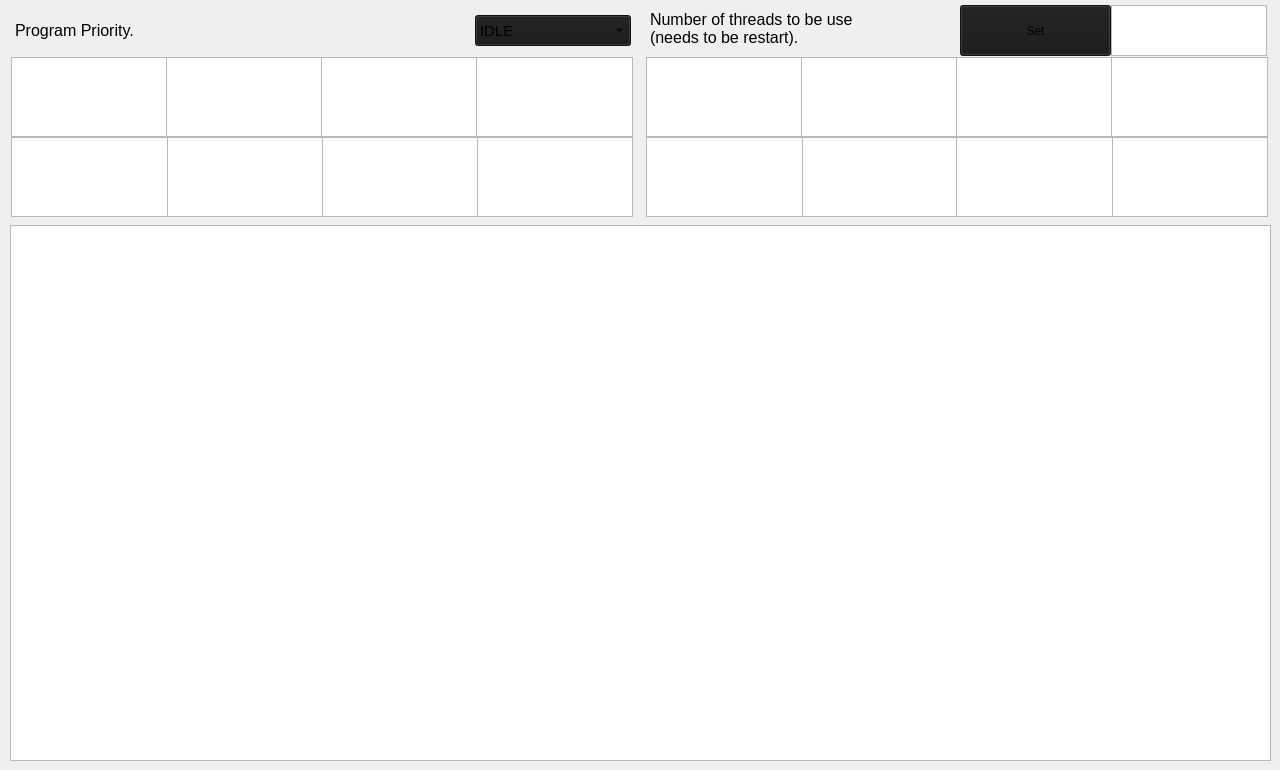
This is widget.ui in YukiWorks432/Mersenne-Prime as Qt 5 draws it before an edit. The edited form follows.
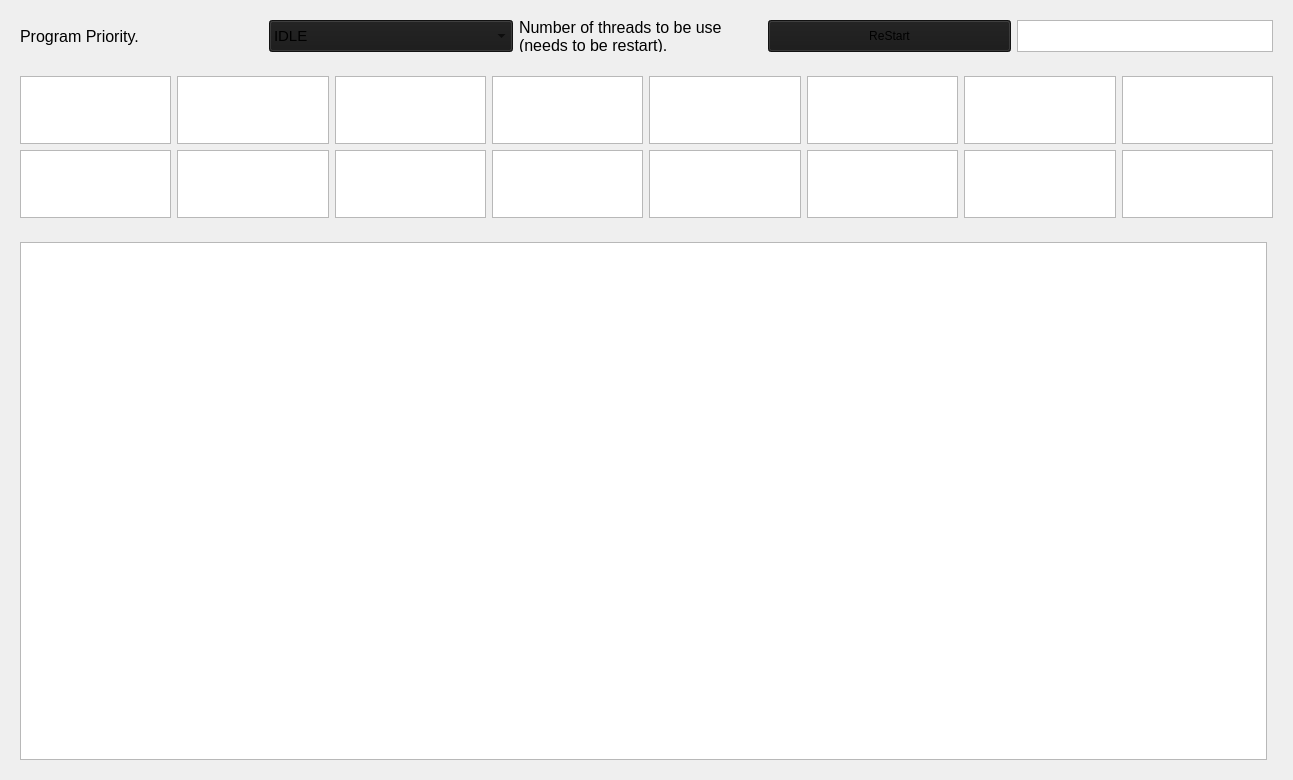
This is the edited form.

Commit message: GUIの改良

```diff
--- a/widget.ui
+++ b/widget.ui
@@ -13,96 +13,87 @@
     <height>770</height>
    </rect>
   </property>
+  <property name="sizePolicy">
+   <sizepolicy hsizetype="Expanding" vsizetype="Expanding">
+    <horstretch>0</horstretch>
+    <verstretch>0</verstretch>
+   </sizepolicy>
+  </property>
   <property name="windowTitle">
    <string>Mersenne Prime</string>
   </property>
   <property name="styleSheet">
    <string notr="true">QScrollBar {height:0px; width:0px;}</string>
   </property>
+  <layout class="QGridLayout" name="gridLayout">
+   <item row="1" column="0" rowspan="2" colspan="2">
+    <widget class="QWidget" name="monitor" native="true">
+     <property name="sizePolicy">
+      <sizepolicy hsizetype="Minimum" vsizetype="Minimum">
+       <horstretch>0</horstretch>
+       <verstretch>0</verstretch>
+      </sizepolicy>
+     </property>
+     <property name="minimumSize">
+      <size>
+       <width>1265</width>
+       <height>160</height>
+      </size>
+     </property>
+     <property name="maximumSize">
+      <size>
+       <width>16777215</width>
+       <height>160</height>
+      </size>
+     </property>
+     <layout class="QGridLayout" name="gridLayout_2">
+      <item row="0" column="0">
   <widget class="QTextEdit" name="Th_1">
-   <property name="geometry">
-    <rect>
-     <x>11</x>
-     <y>57</y>
-     <width>157</width>
-     <height>80</height>
-    </rect>
-   </property>
-   <property name="minimumSize">
-    <size>
-     <width>20</width>
-     <height>20</height>
-    </size>
-   </property>
-   <property name="maximumSize">
-    <size>
-     <width>157</width>
-     <height>80</height>
-    </size>
-   </property>
-   <property name="font">
-    <font>
-     <pointsize>9</pointsize>
-    </font>
-   </property>
-   <property name="readOnly">
-    <bool>true</bool>
-   </property>
-  </widget>
-  <widget class="QTextEdit" name="LOG">
-   <property name="geometry">
-    <rect>
-     <x>10</x>
-     <y>225</y>
-     <width>1261</width>
-     <height>536</height>
-    </rect>
-   </property>
    <property name="sizePolicy">
-    <sizepolicy hsizetype="Expanding" vsizetype="Expanding">
+         <sizepolicy hsizetype="Minimum" vsizetype="Minimum">
      <horstretch>0</horstretch>
      <verstretch>0</verstretch>
     </sizepolicy>
    </property>
    <property name="minimumSize">
     <size>
-     <width>20</width>
+          <width>150</width>
      <height>20</height>
     </size>
    </property>
    <property name="maximumSize">
     <size>
-     <width>16777215</width>
-     <height>16777215</height>
+          <width>210</width>
+          <height>80</height>
     </size>
    </property>
    <property name="font">
     <font>
-     <pointsize>8</pointsize>
+          <pointsize>9</pointsize>
     </font>
    </property>
    <property name="readOnly">
     <bool>true</bool>
    </property>
   </widget>
+      </item>
+      <item row="0" column="1">
   <widget class="QTextEdit" name="Th_2">
-   <property name="geometry">
-    <rect>
-     <x>166</x>
-     <y>57</y>
-     <width>157</width>
-     <height>80</height>
-    </rect>
+        <property name="sizePolicy">
+         <sizepolicy hsizetype="Minimum" vsizetype="Minimum">
+          <horstretch>0</horstretch>
+          <verstretch>0</verstretch>
+         </sizepolicy>
    </property>
    <property name="minimumSize">
     <size>
-     <width>20</width>
+          <width>150</width>
      <height>20</height>
     </size>
    </property>
    <property name="maximumSize">
     <size>
-     <width>157</width>
+          <width>210</width>
      <height>80</height>
     </size>
    </property>
@@ -115,24 +106,24 @@
     <bool>true</bool>
    </property>
   </widget>
+      </item>
+      <item row="0" column="2">
   <widget class="QTextEdit" name="Th_3">
-   <property name="geometry">
-    <rect>
-     <x>321</x>
-     <y>57</y>
-     <width>157</width>
-     <height>80</height>
-    </rect>
+        <property name="sizePolicy">
+         <sizepolicy hsizetype="Minimum" vsizetype="Minimum">
+          <horstretch>0</horstretch>
+          <verstretch>0</verstretch>
+         </sizepolicy>
    </property>
    <property name="minimumSize">
     <size>
-     <width>20</width>
+          <width>150</width>
      <height>20</height>
     </size>
    </property>
    <property name="maximumSize">
     <size>
-     <width>157</width>
+          <width>210</width>
      <height>80</height>
     </size>
    </property>
@@ -145,24 +136,24 @@
     <bool>true</bool>
    </property>
   </widget>
+      </item>
+      <item row="0" column="3">
   <widget class="QTextEdit" name="Th_4">
-   <property name="geometry">
-    <rect>
-     <x>476</x>
-     <y>57</y>
-     <width>157</width>
-     <height>80</height>
-    </rect>
+        <property name="sizePolicy">
+         <sizepolicy hsizetype="Minimum" vsizetype="Minimum">
+          <horstretch>0</horstretch>
+          <verstretch>0</verstretch>
+         </sizepolicy>
    </property>
    <property name="minimumSize">
     <size>
-     <width>20</width>
+          <width>150</width>
      <height>20</height>
     </size>
    </property>
    <property name="maximumSize">
     <size>
-     <width>157</width>
+          <width>210</width>
      <height>80</height>
     </size>
    </property>
@@ -175,24 +166,24 @@
     <bool>true</bool>
    </property>
   </widget>
+      </item>
+      <item row="0" column="4">
   <widget class="QTextEdit" name="Th_5">
-   <property name="geometry">
-    <rect>
-     <x>646</x>
-     <y>57</y>
-     <width>157</width>
-     <height>80</height>
-    </rect>
+        <property name="sizePolicy">
+         <sizepolicy hsizetype="Minimum" vsizetype="Minimum">
+          <horstretch>0</horstretch>
+          <verstretch>0</verstretch>
+         </sizepolicy>
    </property>
    <property name="minimumSize">
     <size>
-     <width>20</width>
+          <width>150</width>
      <height>20</height>
     </size>
    </property>
    <property name="maximumSize">
     <size>
-     <width>157</width>
+          <width>210</width>
      <height>80</height>
     </size>
    </property>
@@ -205,24 +196,24 @@
     <bool>true</bool>
    </property>
   </widget>
+      </item>
+      <item row="0" column="5">
   <widget class="QTextEdit" name="Th_6">
-   <property name="geometry">
-    <rect>
-     <x>801</x>
-     <y>57</y>
-     <width>157</width>
-     <height>80</height>
-    </rect>
+        <property name="sizePolicy">
+         <sizepolicy hsizetype="Minimum" vsizetype="Minimum">
+          <horstretch>0</horstretch>
+          <verstretch>0</verstretch>
+         </sizepolicy>
    </property>
    <property name="minimumSize">
     <size>
-     <width>20</width>
+          <width>150</width>
      <height>20</height>
     </size>
    </property>
    <property name="maximumSize">
     <size>
-     <width>157</width>
+          <width>210</width>
      <height>80</height>
     </size>
    </property>
@@ -235,24 +226,24 @@
     <bool>true</bool>
    </property>
   </widget>
+      </item>
+      <item row="0" column="6">
   <widget class="QTextEdit" name="Th_7">
-   <property name="geometry">
-    <rect>
-     <x>956</x>
-     <y>57</y>
-     <width>157</width>
-     <height>80</height>
-    </rect>
+        <property name="sizePolicy">
+         <sizepolicy hsizetype="Minimum" vsizetype="Minimum">
+          <horstretch>0</horstretch>
+          <verstretch>0</verstretch>
+         </sizepolicy>
    </property>
    <property name="minimumSize">
     <size>
-     <width>20</width>
+          <width>150</width>
      <height>20</height>
     </size>
    </property>
    <property name="maximumSize">
     <size>
-     <width>157</width>
+          <width>210</width>
      <height>80</height>
     </size>
    </property>
@@ -265,24 +256,24 @@
     <bool>true</bool>
    </property>
   </widget>
+      </item>
+      <item row="0" column="7">
   <widget class="QTextEdit" name="Th_8">
-   <property name="geometry">
-    <rect>
-     <x>1111</x>
-     <y>57</y>
-     <width>157</width>
-     <height>80</height>
-    </rect>
+        <property name="sizePolicy">
+         <sizepolicy hsizetype="Minimum" vsizetype="Minimum">
+          <horstretch>0</horstretch>
+          <verstretch>0</verstretch>
+         </sizepolicy>
    </property>
    <property name="minimumSize">
     <size>
-     <width>20</width>
+          <width>150</width>
      <height>20</height>
     </size>
    </property>
    <property name="maximumSize">
     <size>
-     <width>157</width>
+          <width>210</width>
      <height>80</height>
     </size>
    </property>
@@ -295,114 +286,54 @@
     <bool>true</bool>
    </property>
   </widget>
-  <widget class="QTextEdit" name="Th_12">
-   <property name="geometry">
-    <rect>
-     <x>476</x>
-     <y>137</y>
-     <width>157</width>
-     <height>80</height>
-    </rect>
-   </property>
-   <property name="minimumSize">
-    <size>
-     <width>20</width>
-     <height>20</height>
-    </size>
-   </property>
-   <property name="maximumSize">
-    <size>
-     <width>157</width>
-     <height>80</height>
-    </size>
-   </property>
-   <property name="font">
-    <font>
-     <pointsize>9</pointsize>
-    </font>
-   </property>
-   <property name="readOnly">
-    <bool>true</bool>
-   </property>
-  </widget>
-  <widget class="QTextEdit" name="Th_11">
-   <property name="geometry">
-    <rect>
-     <x>321</x>
-     <y>137</y>
-     <width>157</width>
-     <height>80</height>
-    </rect>
-   </property>
-   <property name="minimumSize">
-    <size>
-     <width>20</width>
-     <height>20</height>
-    </size>
-   </property>
-   <property name="maximumSize">
-    <size>
-     <width>157</width>
-     <height>80</height>
-    </size>
-   </property>
-   <property name="font">
-    <font>
-     <pointsize>9</pointsize>
-    </font>
-   </property>
-   <property name="readOnly">
-    <bool>true</bool>
-   </property>
-  </widget>
-  <widget class="QTextEdit" name="Th_10">
-   <property name="geometry">
-    <rect>
-     <x>166</x>
-     <y>137</y>
-     <width>157</width>
-     <height>80</height>
-    </rect>
-   </property>
-   <property name="minimumSize">
-    <size>
-     <width>20</width>
-     <height>20</height>
-    </size>
-   </property>
-   <property name="maximumSize">
-    <size>
-     <width>157</width>
-     <height>80</height>
-    </size>
-   </property>
-   <property name="font">
-    <font>
-     <pointsize>9</pointsize>
-    </font>
-   </property>
-   <property name="readOnly">
-    <bool>true</bool>
-   </property>
-  </widget>
+      </item>
+      <item row="1" column="0">
   <widget class="QTextEdit" name="Th_9">
-   <property name="geometry">
-    <rect>
-     <x>11</x>
-     <y>137</y>
-     <width>157</width>
+        <property name="sizePolicy">
+         <sizepolicy hsizetype="Minimum" vsizetype="Minimum">
+          <horstretch>0</horstretch>
+          <verstretch>0</verstretch>
+         </sizepolicy>
+        </property>
+        <property name="minimumSize">
+         <size>
+          <width>150</width>
+          <height>20</height>
+         </size>
+        </property>
+        <property name="maximumSize">
+         <size>
+          <width>210</width>
      <height>80</height>
-    </rect>
-   </property>
+         </size>
+        </property>
+        <property name="font">
+         <font>
+          <pointsize>9</pointsize>
+         </font>
+        </property>
+        <property name="readOnly">
+         <bool>true</bool>
+        </property>
+       </widget>
+      </item>
+      <item row="1" column="1">
+       <widget class="QTextEdit" name="Th_10">
+        <property name="sizePolicy">
+         <sizepolicy hsizetype="Minimum" vsizetype="Minimum">
+          <horstretch>0</horstretch>
+          <verstretch>0</verstretch>
+         </sizepolicy>
+        </property>
    <property name="minimumSize">
     <size>
-     <width>20</width>
+          <width>150</width>
      <height>20</height>
     </size>
    </property>
    <property name="maximumSize">
     <size>
-     <width>157</width>
+          <width>210</width>
      <height>80</height>
     </size>
    </property>
@@ -415,24 +346,54 @@
     <bool>true</bool>
    </property>
   </widget>
-  <widget class="QTextEdit" name="Th_16">
-   <property name="geometry">
-    <rect>
-     <x>1111</x>
-     <y>137</y>
-     <width>157</width>
+      </item>
+      <item row="1" column="2">
+       <widget class="QTextEdit" name="Th_11">
+        <property name="sizePolicy">
+         <sizepolicy hsizetype="Minimum" vsizetype="Minimum">
+          <horstretch>0</horstretch>
+          <verstretch>0</verstretch>
+         </sizepolicy>
+        </property>
+        <property name="minimumSize">
+         <size>
+          <width>150</width>
+          <height>20</height>
+         </size>
+        </property>
+        <property name="maximumSize">
+         <size>
+          <width>210</width>
      <height>80</height>
-    </rect>
-   </property>
+         </size>
+        </property>
+        <property name="font">
+         <font>
+          <pointsize>9</pointsize>
+         </font>
+        </property>
+        <property name="readOnly">
+         <bool>true</bool>
+        </property>
+       </widget>
+      </item>
+      <item row="1" column="3">
+       <widget class="QTextEdit" name="Th_12">
+        <property name="sizePolicy">
+         <sizepolicy hsizetype="Minimum" vsizetype="Minimum">
+          <horstretch>0</horstretch>
+          <verstretch>0</verstretch>
+         </sizepolicy>
+        </property>
    <property name="minimumSize">
     <size>
-     <width>20</width>
+          <width>150</width>
      <height>20</height>
     </size>
    </property>
    <property name="maximumSize">
     <size>
-     <width>157</width>
+          <width>210</width>
      <height>80</height>
     </size>
    </property>
@@ -445,24 +406,54 @@
     <bool>true</bool>
    </property>
   </widget>
+      </item>
+      <item row="1" column="4">
+       <widget class="QTextEdit" name="Th_13">
+        <property name="sizePolicy">
+         <sizepolicy hsizetype="Minimum" vsizetype="Minimum">
+          <horstretch>0</horstretch>
+          <verstretch>0</verstretch>
+         </sizepolicy>
+        </property>
+        <property name="minimumSize">
+         <size>
+          <width>150</width>
+          <height>20</height>
+         </size>
+        </property>
+        <property name="maximumSize">
+         <size>
+          <width>210</width>
+          <height>80</height>
+         </size>
+        </property>
+        <property name="font">
+         <font>
+          <pointsize>9</pointsize>
+         </font>
+        </property>
+        <property name="readOnly">
+         <bool>true</bool>
+        </property>
+       </widget>
+      </item>
+      <item row="1" column="5">
   <widget class="QTextEdit" name="Th_14">
-   <property name="geometry">
-    <rect>
-     <x>801</x>
-     <y>137</y>
-     <width>157</width>
-     <height>80</height>
-    </rect>
+        <property name="sizePolicy">
+         <sizepolicy hsizetype="Minimum" vsizetype="Minimum">
+          <horstretch>0</horstretch>
+          <verstretch>0</verstretch>
+         </sizepolicy>
    </property>
    <property name="minimumSize">
     <size>
-     <width>20</width>
+          <width>150</width>
      <height>20</height>
     </size>
    </property>
    <property name="maximumSize">
     <size>
-     <width>157</width>
+          <width>210</width>
      <height>80</height>
     </size>
    </property>
@@ -475,24 +466,24 @@
     <bool>true</bool>
    </property>
   </widget>
+      </item>
+      <item row="1" column="6">
   <widget class="QTextEdit" name="Th_15">
-   <property name="geometry">
-    <rect>
-     <x>956</x>
-     <y>137</y>
-     <width>157</width>
-     <height>80</height>
-    </rect>
+        <property name="sizePolicy">
+         <sizepolicy hsizetype="Minimum" vsizetype="Minimum">
+          <horstretch>0</horstretch>
+          <verstretch>0</verstretch>
+         </sizepolicy>
    </property>
    <property name="minimumSize">
     <size>
-     <width>20</width>
+          <width>150</width>
      <height>20</height>
     </size>
    </property>
    <property name="maximumSize">
     <size>
-     <width>157</width>
+          <width>210</width>
      <height>80</height>
     </size>
    </property>
@@ -505,24 +496,24 @@
     <bool>true</bool>
    </property>
   </widget>
-  <widget class="QTextEdit" name="Th_13">
-   <property name="geometry">
-    <rect>
-     <x>646</x>
-     <y>137</y>
-     <width>157</width>
-     <height>80</height>
-    </rect>
+      </item>
+      <item row="1" column="7">
+       <widget class="QTextEdit" name="Th_16">
+        <property name="sizePolicy">
+         <sizepolicy hsizetype="Minimum" vsizetype="Minimum">
+          <horstretch>0</horstretch>
+          <verstretch>0</verstretch>
+         </sizepolicy>
    </property>
    <property name="minimumSize">
     <size>
-     <width>20</width>
+          <width>150</width>
      <height>20</height>
     </size>
    </property>
    <property name="maximumSize">
     <size>
-     <width>157</width>
+          <width>210</width>
      <height>80</height>
     </size>
    </property>
@@ -535,14 +526,44 @@
     <bool>true</bool>
    </property>
   </widget>
+      </item>
+     </layout>
+    </widget>
+   </item>
+   <item row="0" column="0" colspan="2">
+    <widget class="QWidget" name="option" native="true">
+     <property name="sizePolicy">
+      <sizepolicy hsizetype="Minimum" vsizetype="Minimum">
+       <horstretch>0</horstretch>
+       <verstretch>0</verstretch>
+      </sizepolicy>
+     </property>
+     <property name="minimumSize">
+      <size>
+       <width>1265</width>
+       <height>50</height>
+      </size>
+     </property>
+     <property name="maximumSize">
+      <size>
+       <width>16777215</width>
+       <height>56</height>
+      </size>
+     </property>
+     <layout class="QGridLayout" name="gridLayout_3">
+      <item row="0" column="0">
   <widget class="QLabel" name="label">
-   <property name="geometry">
-    <rect>
-     <x>15</x>
-     <y>15</y>
+        <property name="sizePolicy">
+         <sizepolicy hsizetype="Minimum" vsizetype="Minimum">
+          <horstretch>0</horstretch>
+          <verstretch>0</verstretch>
+         </sizepolicy>
+        </property>
+        <property name="maximumSize">
+         <size>
      <width>461</width>
-     <height>31</height>
-    </rect>
+          <height>41</height>
+         </size>
    </property>
    <property name="font">
     <font>
@@ -556,14 +577,20 @@
     <string>Program Priority.</string>
    </property>
   </widget>
+      </item>
+      <item row="0" column="1">
   <widget class="QComboBox" name="Priority">
-   <property name="geometry">
-    <rect>
-     <x>475</x>
-     <y>15</y>
-     <width>156</width>
-     <height>31</height>
-    </rect>
+        <property name="sizePolicy">
+         <sizepolicy hsizetype="Minimum" vsizetype="Minimum">
+          <horstretch>0</horstretch>
+          <verstretch>0</verstretch>
+         </sizepolicy>
+        </property>
+        <property name="maximumSize">
+         <size>
+          <width>16777215</width>
+          <height>41</height>
+         </size>
    </property>
    <property name="font">
     <font>
@@ -605,14 +632,20 @@
     </property>
    </item>
   </widget>
+      </item>
+      <item row="0" column="2">
   <widget class="QLabel" name="label_2">
-   <property name="geometry">
-    <rect>
-     <x>650</x>
-     <y>0</y>
+        <property name="sizePolicy">
+         <sizepolicy hsizetype="Minimum" vsizetype="Minimum">
+          <horstretch>0</horstretch>
+          <verstretch>0</verstretch>
+         </sizepolicy>
+        </property>
+        <property name="maximumSize">
+         <size>
      <width>306</width>
-     <height>56</height>
-    </rect>
+          <height>41</height>
+         </size>
    </property>
    <property name="font">
     <font>
@@ -624,32 +657,100 @@
 (needs to be restart).</string>
    </property>
   </widget>
-  <widget class="QTextEdit" name="ThreadNum">
-   <property name="geometry">
-    <rect>
-     <x>1111</x>
-     <y>5</y>
-     <width>156</width>
-     <height>51</height>
-    </rect>
-   </property>
-  </widget>
+      </item>
+      <item row="0" column="3">
   <widget class="QPushButton" name="ReButton">
-   <property name="geometry">
-    <rect>
-     <x>960</x>
-     <y>5</y>
-     <width>151</width>
-     <height>51</height>
-    </rect>
+        <property name="sizePolicy">
+         <sizepolicy hsizetype="Minimum" vsizetype="Minimum">
+          <horstretch>0</horstretch>
+          <verstretch>0</verstretch>
+         </sizepolicy>
+        </property>
+        <property name="maximumSize">
+         <size>
+          <width>16777215</width>
+          <height>41</height>
+         </size>
    </property>
    <property name="styleSheet">
     <string notr="true">background-color : #191919;</string>
    </property>
    <property name="text">
-    <string>Set</string>
-   </property>
-  </widget>
+         <string>ReStart</string>
+        </property>
+       </widget>
+      </item>
+      <item row="0" column="4">
+       <widget class="QTextEdit" name="ThreadNum">
+        <property name="sizePolicy">
+         <sizepolicy hsizetype="Minimum" vsizetype="Minimum">
+          <horstretch>0</horstretch>
+          <verstretch>0</verstretch>
+         </sizepolicy>
+        </property>
+        <property name="maximumSize">
+         <size>
+          <width>16777215</width>
+          <height>41</height>
+         </size>
+        </property>
+       </widget>
+      </item>
+     </layout>
+    </widget>
+   </item>
+   <item row="3" column="0">
+    <widget class="QWidget" name="widget" native="true">
+     <property name="sizePolicy">
+      <sizepolicy hsizetype="Expanding" vsizetype="Expanding">
+       <horstretch>0</horstretch>
+       <verstretch>0</verstretch>
+      </sizepolicy>
+     </property>
+     <property name="minimumSize">
+      <size>
+       <width>1265</width>
+       <height>536</height>
+      </size>
+     </property>
+     <property name="focusPolicy">
+      <enum>Qt::NoFocus</enum>
+     </property>
+     <layout class="QGridLayout" name="gridLayout_4">
+      <item row="0" column="0">
+       <widget class="QTextEdit" name="LOG">
+        <property name="sizePolicy">
+         <sizepolicy hsizetype="Expanding" vsizetype="Expanding">
+          <horstretch>0</horstretch>
+          <verstretch>0</verstretch>
+         </sizepolicy>
+        </property>
+        <property name="minimumSize">
+         <size>
+          <width>20</width>
+          <height>20</height>
+         </size>
+        </property>
+        <property name="maximumSize">
+         <size>
+          <width>16777215</width>
+          <height>16777215</height>
+         </size>
+        </property>
+        <property name="font">
+         <font>
+          <pointsize>8</pointsize>
+         </font>
+        </property>
+        <property name="readOnly">
+         <bool>true</bool>
+        </property>
+       </widget>
+      </item>
+     </layout>
+    </widget>
+   </item>
+  </layout>
  </widget>
  <resources/>
  <connections/>
```
Lines whose indentation alone changed are shown as unchanged.
